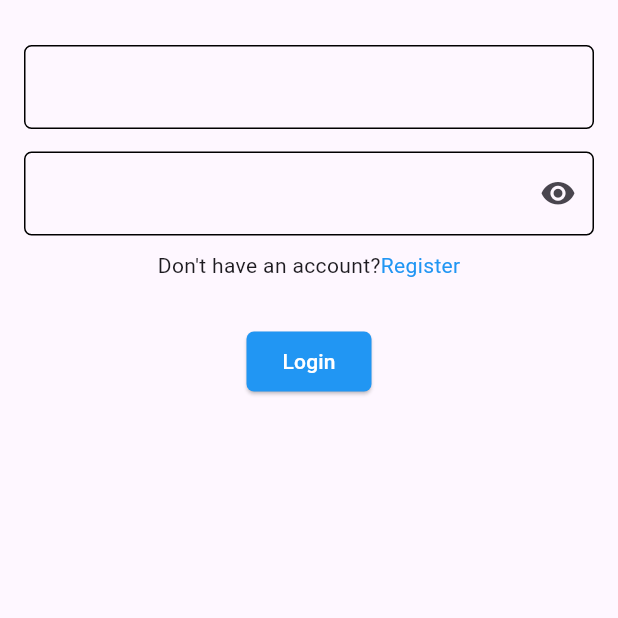
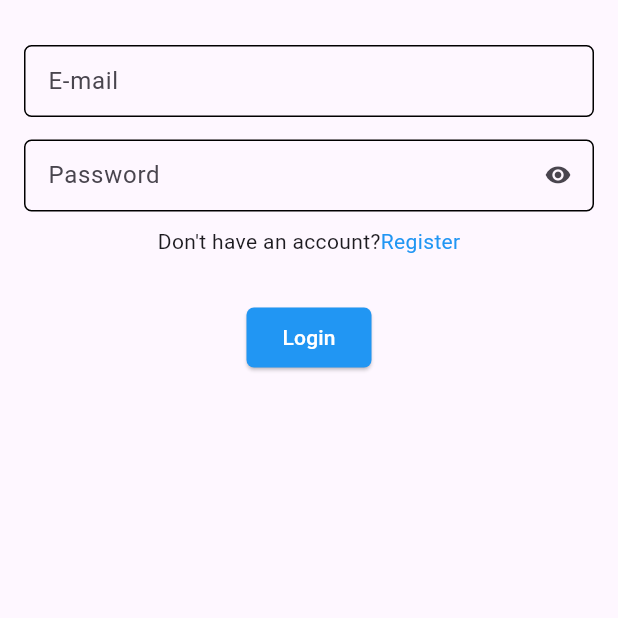
Before and after one commit to simranss/book_management, a Flutter app: the screen it shows after launch, on a phone screen of 412 x 824 dp, the top half of it. Run offline on Flutter 3.47's test engine with Material 2 defaults, Android fonts, the phone set to English and light mode, and no system bars.

Commit message:
login UI improvements

```diff
--- a/book_management/lib/pages/login_page.dart
+++ b/book_management/lib/pages/login_page.dart
@@ -24,6 +24,8 @@ class LoginPage extends StatelessWidget {
                     controller: model.emailController,
                     keyboardType: TextInputType.emailAddress,
                     decoration: InputDecoration(
+                      hintText: 'E-mail',
+                      isDense: true,
                       border: OutlineInputBorder(
                         borderRadius: BorderRadius.circular(5),
                       ),
@@ -48,6 +50,8 @@ class LoginPage extends StatelessWidget {
                     keyboardType: TextInputType.text,
                     obscureText: model.obscurePassword,
                     decoration: InputDecoration(
+                      hintText: 'Password',
+                      isDense: true,
                       suffixIcon: IconButton(
                         icon: Icon(model.obscurePassword
                             ? Icons.visibility_rounded
```
